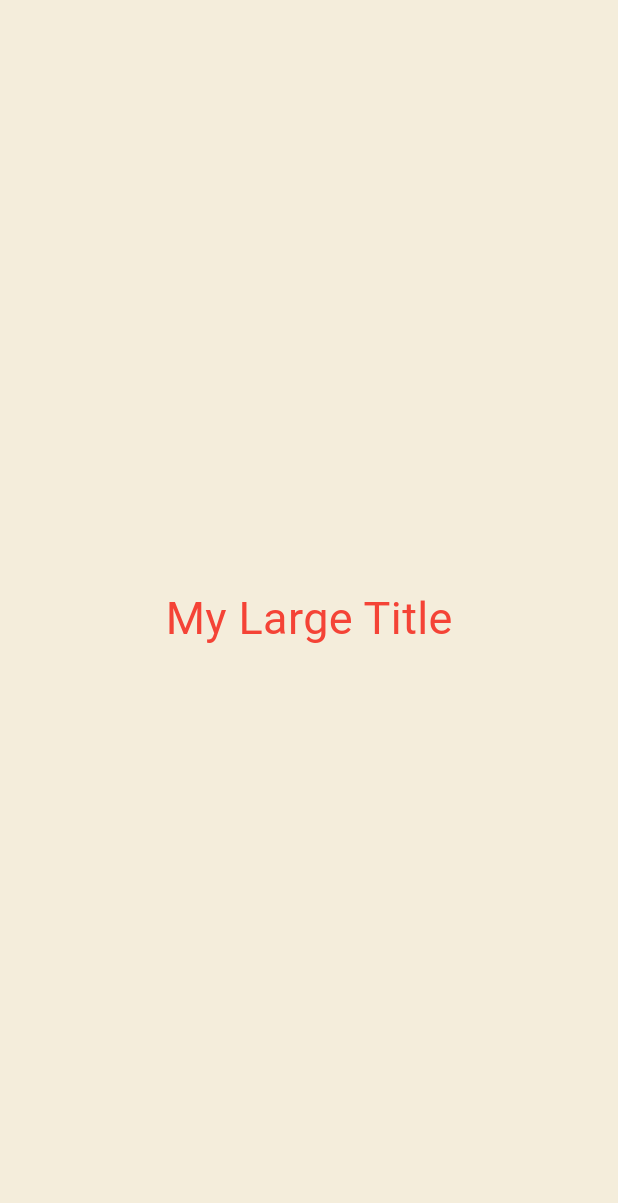
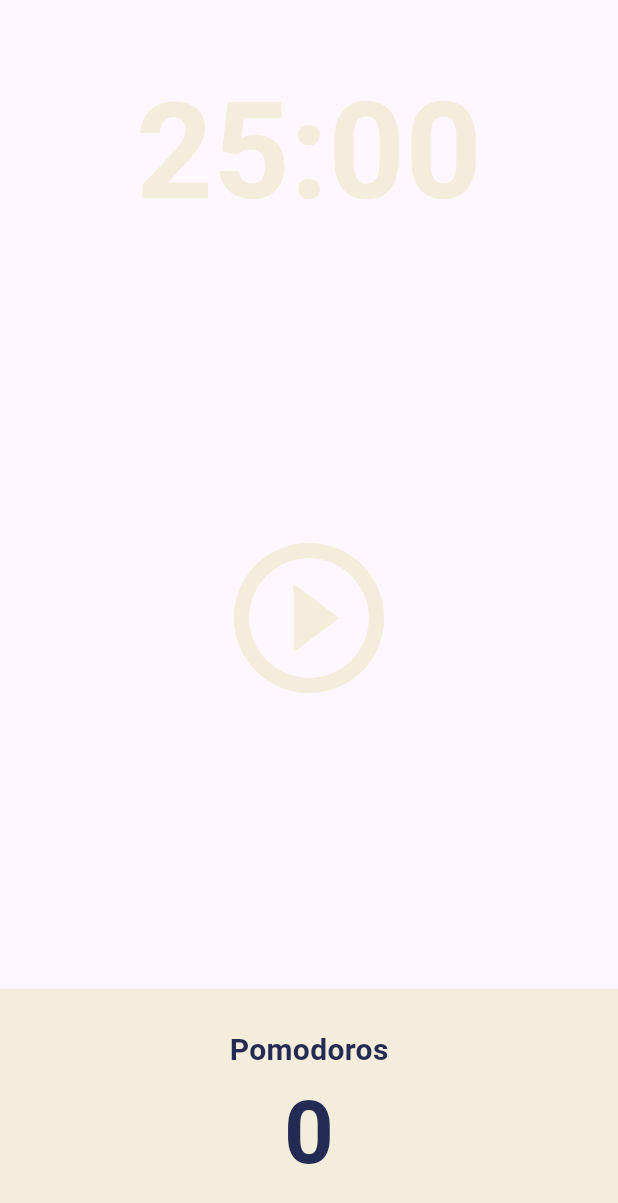
Before and after one commit to circleolami/synerex_pomodoro, a Flutter app: the screen it shows after launch, on a phone screen of 412 x 824 dp. Shown: the top 1203 px of the screen. Run offline on Flutter 3.47's test engine with Material 3 defaults, Android fonts, the phone set to English and light mode, and no system bars.

Commit message:
User Interface

```diff
--- a/lib/main.dart
+++ b/lib/main.dart
@@ -1,63 +1,25 @@
 import 'package:flutter/material.dart';
+import 'package:pomodoro/screens/home_screen.dart';
 
 void main() {
   runApp(const App());
 }
 
-class App extends StatefulWidget {
+class App extends StatelessWidget {
   const App({super.key});
-
-  @override
-  State<App> createState() => _AppState();
-}
-
-class _AppState extends State<App> {
-  int counter = 0;
-
-  void onClicked() {
-    setState(() {
-      counter = counter + 1;
-    });
-  }
 
   @override
   Widget build(BuildContext context) {
     return MaterialApp(
       theme: ThemeData(
         textTheme: const TextTheme(
-          titleLarge: TextStyle(
-            color: Colors.red,
+          displayLarge: TextStyle(
+            color: Color(0xFF232B55),
           ),
         ),
+        cardColor: const Color(0xFFF4EDDB),
       ),
-      home: const Scaffold(
-        backgroundColor: Color(0xFFF4EDDB),
-        body: Center(
-          child: Column(
-            mainAxisAlignment: MainAxisAlignment.center,
-            children: [
-              MyLargeTitle(),
-            ],
-          ),
-        ),
-      ),
+      home: const HomeScreen(),
     );
   }
 }
-
-class MyLargeTitle extends StatelessWidget {
-  const MyLargeTitle({
-    Key? key,
-  }) : super(key: key);
-
-  @override
-  Widget build(BuildContext context) {
-    return Text(
-      'My Large Title',
-      style: TextStyle(
-        fontSize: 30,
-        color: Theme.of(context).textTheme.titleLarge?.color,
-      ),
-    );
-  }
-}
--- /dev/null
+++ b/lib/screens/home_screen.dart
@@ -0,0 +1,83 @@
+import 'package:flutter/material.dart';
+
+class HomeScreen extends StatefulWidget {
+  const HomeScreen({super.key});
+
+  @override
+  State<HomeScreen> createState() => _HomeScreenState();
+}
+
+class _HomeScreenState extends State<HomeScreen> {
+  @override
+  Widget build(BuildContext context) {
+    return Scaffold(
+      backgroundColor: Theme.of(context).colorScheme.background,
+      body: Column(
+        children: [
+          Flexible(
+            flex: 1,
+            child: Container(
+              alignment: Alignment.bottomCenter,
+              child: Text(
+                '25:00',
+                style: TextStyle(
+                  color: Theme.of(context).cardColor,
+                  fontSize: 89,
+                  fontWeight: FontWeight.w600,
+                ),
+              ),
+            ),
+          ),
+          Flexible(
+            flex: 3,
+            child: Center(
+              child: IconButton(
+                iconSize: 120,
+                color: Theme.of(context).cardColor,
+                onPressed: () {},
+                icon: const Icon(Icons.play_circle_outline),
+              ),
+            ),
+          ),
+          Flexible(
+            flex: 1,
+            child: Row(
+              children: [
+                Expanded(
+                  child: Container(
+                    decoration: BoxDecoration(
+                      color: Theme.of(context).cardColor,
+                    ),
+                    child: Column(
+                      mainAxisAlignment: MainAxisAlignment.center,
+                      children: [
+                        Text(
+                          'Pomodoros',
+                          style: TextStyle(
+                            fontSize: 20,
+                            fontWeight: FontWeight.w600,
+                            color:
+                                Theme.of(context).textTheme.displayLarge!.color,
+                          ),
+                        ),
+                        Text(
+                          '0',
+                          style: TextStyle(
+                            fontSize: 58,
+                            fontWeight: FontWeight.w600,
+                            color:
+                                Theme.of(context).textTheme.displayLarge!.color,
+                          ),
+                        ),
+                      ],
+                    ),
+                  ),
+                ),
+              ],
+            ),
+          ),
+        ],
+      ),
+    );
+  }
+}
```
